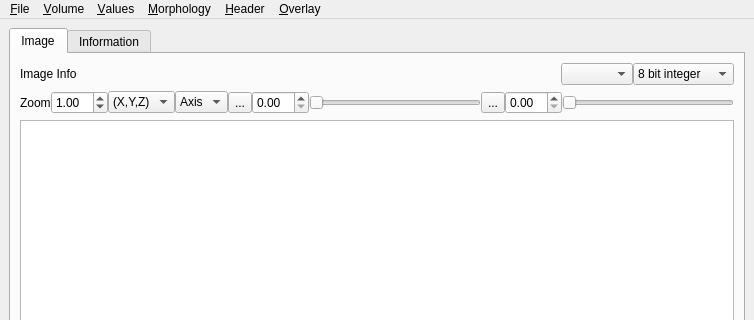
Old version of the form view_image.ui in the repository frankyeh/DSI-Studio; both pictures show x 0 to 754 and y 0 to 320 of the 754 by 632 pixel window.
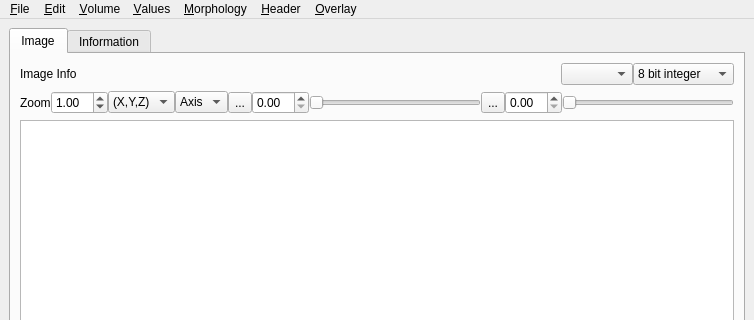
New version of the form. Icons and pictures are not drawn. Custom widgets are drawn as their Qt base class.

```diff
--- a/view_image.ui
+++ b/view_image.ui
@@ -469,7 +469,15 @@
     <addaction name="actionMorphology_XY"/>
     <addaction name="actionMorphology_XZ"/>
    </widget>
+   <widget class="QMenu" name="menu_Edit">
+    <property name="title">
+     <string>&amp;Edit</string>
+    </property>
+    <addaction name="actionUndo"/>
+    <addaction name="actionRedo"/>
+   </widget>
    <addaction name="menu_File"/>
+   <addaction name="menu_Edit"/>
    <addaction name="menuResize"/>
    <addaction name="menu_Intensity"/>
    <addaction name="menuMorphology"/>
```
Left out of the diff: 16 changed lines with no effect on the pictures.
